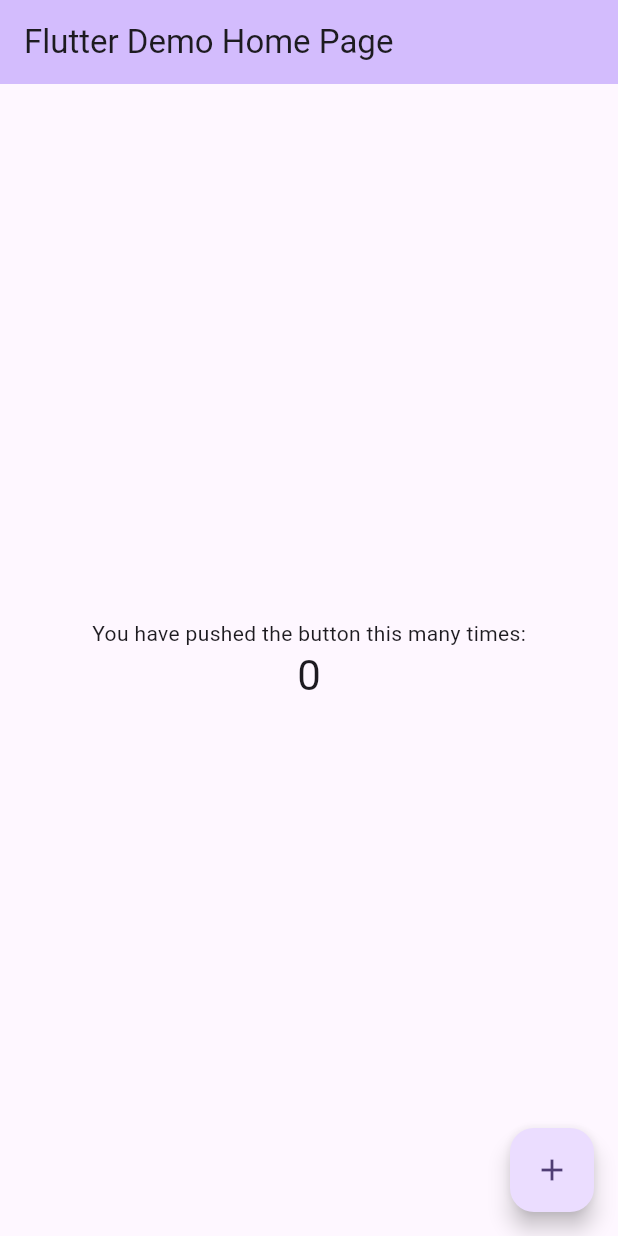
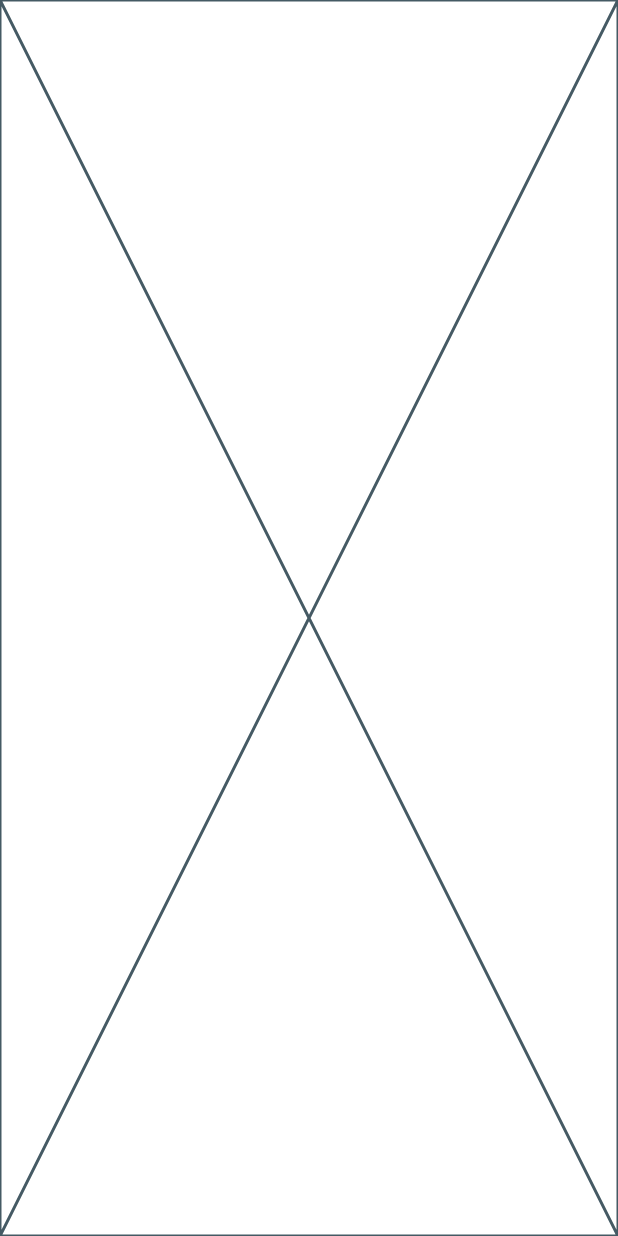
Before and after one commit to Smohana-Priya/coworks_app_ithots, a Flutter app: the screen it shows after launch, on a phone screen of 412 x 824 dp. Run offline on Flutter 3.47's test engine with Material 3 defaults, Android fonts, the light colour scheme and no system bars.

Commit message:
folder setup

```diff
--- a/analysis_options.yaml
+++ b/analysis_options.yaml
@@ -21,6 +21,8 @@ linter:
   # `// ignore_for_file: name_of_lint` syntax on the line or in the file
   # producing the lint.
   rules:
+    prefer_const_constructors: false
+    prefer_const_literals_to_create_immutables: false
     # avoid_print: false  # Uncomment to disable the `avoid_print` rule
     # prefer_single_quotes: true  # Uncomment to enable the `prefer_single_quotes` rule
 
--- a/lib/main.dart
+++ b/lib/main.dart
@@ -1,125 +1,19 @@
 import 'package:flutter/material.dart';
 
+import 'screens/login.dart';
+
 void main() {
-  runApp(const MyApp());
+  runApp(MyApp());
 }
 
 class MyApp extends StatelessWidget {
   const MyApp({super.key});
 
-  // This widget is the root of your application.
   @override
   Widget build(BuildContext context) {
     return MaterialApp(
-      title: 'Flutter Demo',
-      theme: ThemeData(
-        // This is the theme of your application.
-        //
-        // TRY THIS: Try running your application with "flutter run". You'll see
-        // the application has a purple toolbar. Then, without quitting the app,
-        // try changing the seedColor in the colorScheme below to Colors.green
-        // and then invoke "hot reload" (save your changes or press the "hot
-        // reload" button in a Flutter-supported IDE, or press "r" if you used
-        // the command line to start the app).
-        //
-        // Notice that the counter didn't reset back to zero; the application
-        // state is not lost during the reload. To reset the state, use hot
-        // restart instead.
-        //
-        // This works for code too, not just values: Most code changes can be
-        // tested with just a hot reload.
-        colorScheme: ColorScheme.fromSeed(seedColor: Colors.deepPurple),
-        useMaterial3: true,
-      ),
-      home: const MyHomePage(title: 'Flutter Demo Home Page'),
+      debugShowCheckedModeBanner: false,
+      home: Login(),
     );
   }
 }
-
-class MyHomePage extends StatefulWidget {
-  const MyHomePage({super.key, required this.title});
-
-  // This widget is the home page of your application. It is stateful, meaning
-  // that it has a State object (defined below) that contains fields that affect
-  // how it looks.
-
-  // This class is the configuration for the state. It holds the values (in this
-  // case the title) provided by the parent (in this case the App widget) and
-  // used by the build method of the State. Fields in a Widget subclass are
-  // always marked "final".
-
-  final String title;
-
-  @override
-  State<MyHomePage> createState() => _MyHomePageState();
-}
-
-class _MyHomePageState extends State<MyHomePage> {
-  int _counter = 0;
-
-  void _incrementCounter() {
-    setState(() {
-      // This call to setState tells the Flutter framework that something has
-      // changed in this State, which causes it to rerun the build method below
-      // so that the display can reflect the updated values. If we changed
-      // _counter without calling setState(), then the build method would not be
-      // called again, and so nothing would appear to happen.
-      _counter++;
-    });
-  }
-
-  @override
-  Widget build(BuildContext context) {
-    // This method is rerun every time setState is called, for instance as done
-    // by the _incrementCounter method above.
-    //
-    // The Flutter framework has been optimized to make rerunning build methods
-    // fast, so that you can just rebuild anything that needs updating rather
-    // than having to individually change instances of widgets.
-    return Scaffold(
-      appBar: AppBar(
-        // TRY THIS: Try changing the color here to a specific color (to
-        // Colors.amber, perhaps?) and trigger a hot reload to see the AppBar
-        // change color while the other colors stay the same.
-        backgroundColor: Theme.of(context).colorScheme.inversePrimary,
-        // Here we take the value from the MyHomePage object that was created by
-        // the App.build method, and use it to set our appbar title.
-        title: Text(widget.title),
-      ),
-      body: Center(
-        // Center is a layout widget. It takes a single child and positions it
-        // in the middle of the parent.
-        child: Column(
-          // Column is also a layout widget. It takes a list of children and
-          // arranges them vertically. By default, it sizes itself to fit its
-          // children horizontally, and tries to be as tall as its parent.
-          //
-          // Column has various properties to control how it sizes itself and
-          // how it positions its children. Here we use mainAxisAlignment to
-          // center the children vertically; the main axis here is the vertical
-          // axis because Columns are vertical (the cross axis would be
-          // horizontal).
-          //
-          // TRY THIS: Invoke "debug painting" (choose the "Toggle Debug Paint"
-          // action in the IDE, or press "p" in the console), to see the
-          // wireframe for each widget.
-          mainAxisAlignment: MainAxisAlignment.center,
-          children: <Widget>[
-            const Text(
-              'You have pushed the button this many times:',
-            ),
-            Text(
-              '$_counter',
-              style: Theme.of(context).textTheme.headlineMedium,
-            ),
-          ],
-        ),
-      ),
-      floatingActionButton: FloatingActionButton(
-        onPressed: _incrementCounter,
-        tooltip: 'Increment',
-        child: const Icon(Icons.add),
-      ), // This trailing comma makes auto-formatting nicer for build methods.
-    );
-  }
-}
--- /dev/null
+++ b/lib/screens/login.dart
@@ -0,0 +1,15 @@
+import 'package:flutter/material.dart';
+
+class Login extends StatefulWidget {
+  const Login({super.key});
+
+  @override
+  State<Login> createState() => _LoginState();
+}
+
+class _LoginState extends State<Login> {
+  @override
+  Widget build(BuildContext context) {
+    return const Placeholder();
+  }
+}
```
Also changed, not shown: lib/widgets/common_button.dart (added, +10 -0 lines), lib/widgets/common_textfield.dart (added, +10 -0 lines), pubspec.yaml (+13 -11 lines), assets/fonts/Inter-Black.ttf (added), assets/fonts/Inter-Bold.ttf (added), assets/fonts/Inter-ExtraBold.ttf (added), assets/fonts/Inter-ExtraLight.ttf (added), assets/fonts/Inter-Light.ttf (added), assets/fonts/Inter-Medium.ttf (added), assets/fonts/Inter-Regular.ttf (added), assets/fonts/Inter-SemiBold.ttf (added), assets/fonts/Inter-Thin.ttf (added), lib/utils/app_colors.dart (added), lib/utils/app_const.dart (added).
